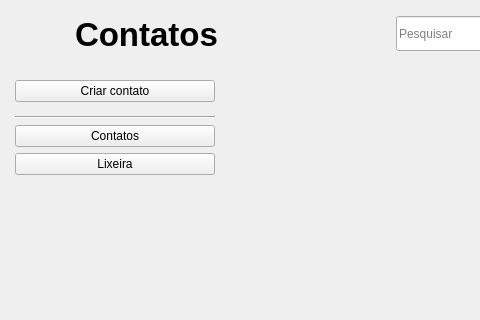
This is view/main_window.ui in rafatosta/contatos as Qt 5 draws it before an edit; both pictures show x 0 to 480 and y 0 to 320 of the 1111 by 664 pixel window. The edited form follows.
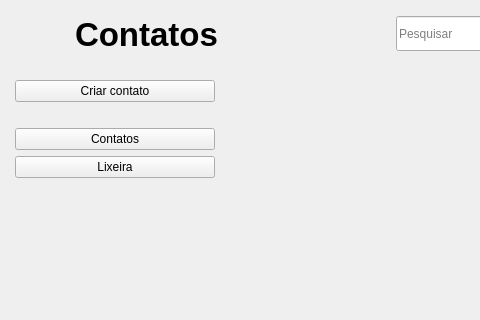
This is the edited form. Icons and pictures are not drawn.

What changed in the file:
```diff
--- a/view/main_window.ui
+++ b/view/main_window.ui
@@ -13,6 +13,9 @@
   <property name="windowTitle">
    <string>MainWindow</string>
   </property>
+  <property name="styleSheet">
+   <string notr="true"/>
+  </property>
   <property name="tabShape">
    <enum>QTabWidget::Rounded</enum>
   </property>
@@ -166,18 +169,11 @@
           <property name="sizeHint" stdset="0">
            <size>
             <width>20</width>
-            <height>8</height>
+            <height>20</height>
            </size>
           </property>
          </spacer>
         </item>
-        <item>
-         <widget class="Line" name="line">
-          <property name="orientation">
-           <enum>Qt::Horizontal</enum>
-          </property>
-         </widget>
-        </item>
         <item>
          <widget class="QPushButton" name="contatos_btn">
           <property name="cursor">
```
